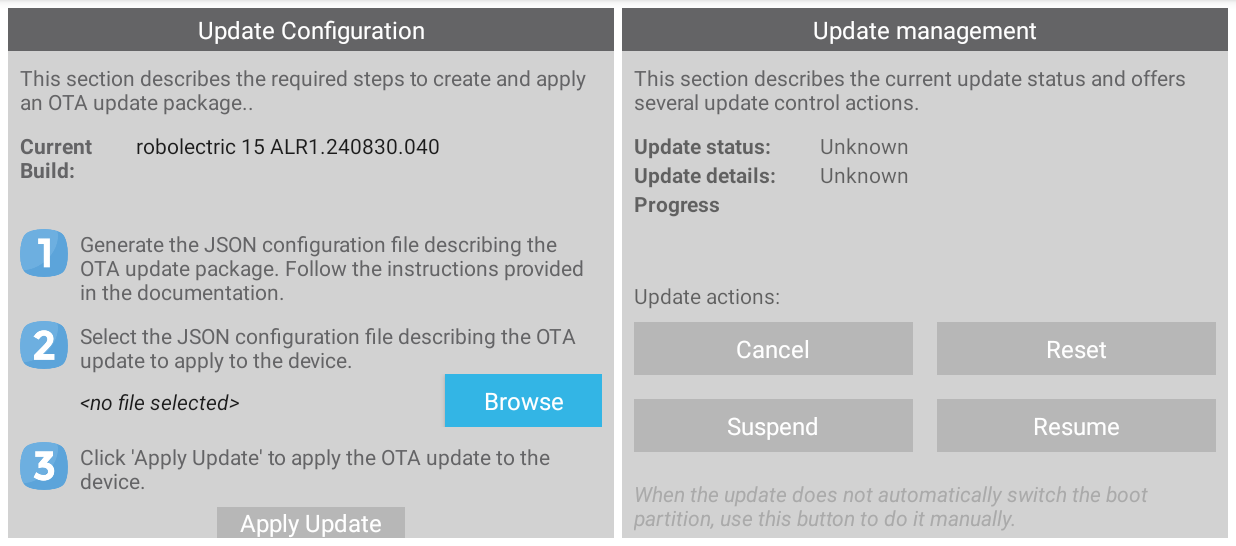
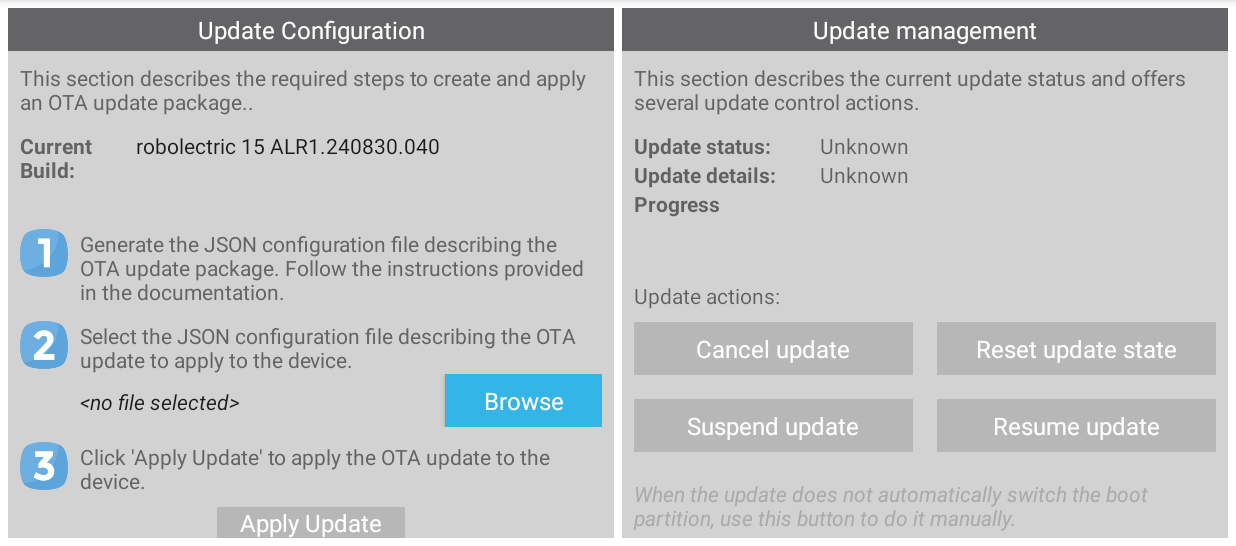
Before and after one commit to digi-embedded/android-sample-firmwareupdate, an Android app: the screen it shows after launch (MainActivity), on a phone screen of 824 x 412 dp (held sideways), the part 72-618 px from its top. Run offline under Robolectric (Android 15) with nearby library versions, the phone set to English and light mode, and no system bars; libraries missing offline, so code that uses them is left out: com.digi.android; 3 statements that could not run were skipped.

Commit message:
res: strings: make button labels more descriptive
Signed-off-by: David Escalona <david.escalona@digi.com>

```diff
--- a/app/src/main/res/values/strings.xml
+++ b/app/src/main/res/values/strings.xml
@@ -7,10 +7,10 @@
     <string name="apply">Apply Update</string>
     <string name="updater_state">Update status:</string>
     <string name="update_details">Update details:</string>
-    <string name="cancel">Cancel</string>
-    <string name="reset">Reset</string>
-    <string name="suspend">Suspend</string>
-    <string name="resume">Resume</string>
+    <string name="cancel">Cancel update</string>
+    <string name="reset">Reset update state</string>
+    <string name="suspend">Suspend update</string>
+    <string name="resume">Resume update</string>
     <string name="browse">Browse</string>
     <string name="management_description">This section describes the current update status and offers several update control actions.</string>
     <string name="title_management">Update management</string>
```
